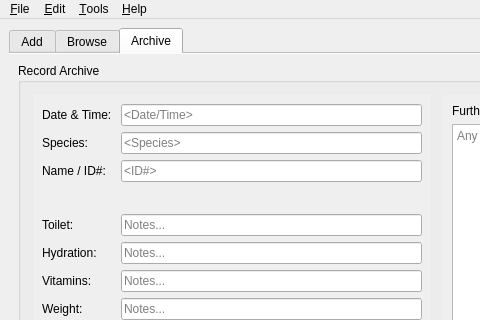
Qt form src/gui/herpapp.ui (GekkoFyre/HerpLog) before a commit; both pictures show x 0 to 480 and y 0 to 320 of the 800 by 800 pixel window.
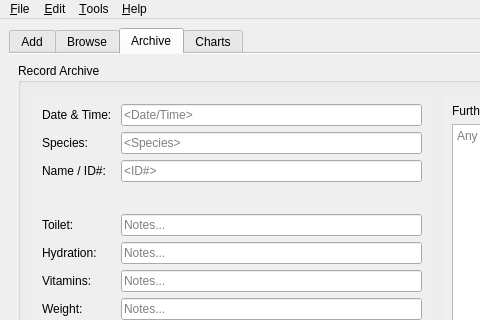
The same form after that commit. The open tabs and pages were chosen to show the change.

```diff
--- a/src/gui/herpapp.ui
+++ b/src/gui/herpapp.ui
@@ -1032,6 +1032,11 @@
         </item>
        </layout>
       </widget>
+      <widget class="QWidget" name="tab">
+       <attribute name="title">
+        <string>Charts</string>
+       </attribute>
+      </widget>
      </widget>
     </item>
    </layout>
```
Left out of the diff: 16 changed lines with no effect on the pictures.
